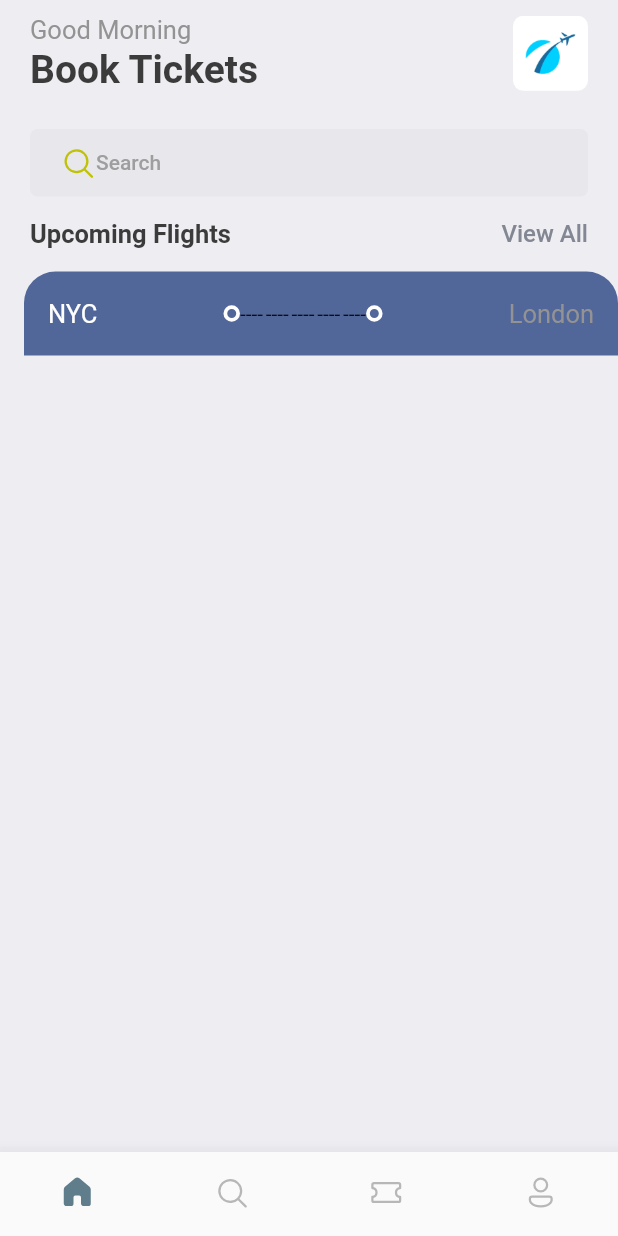
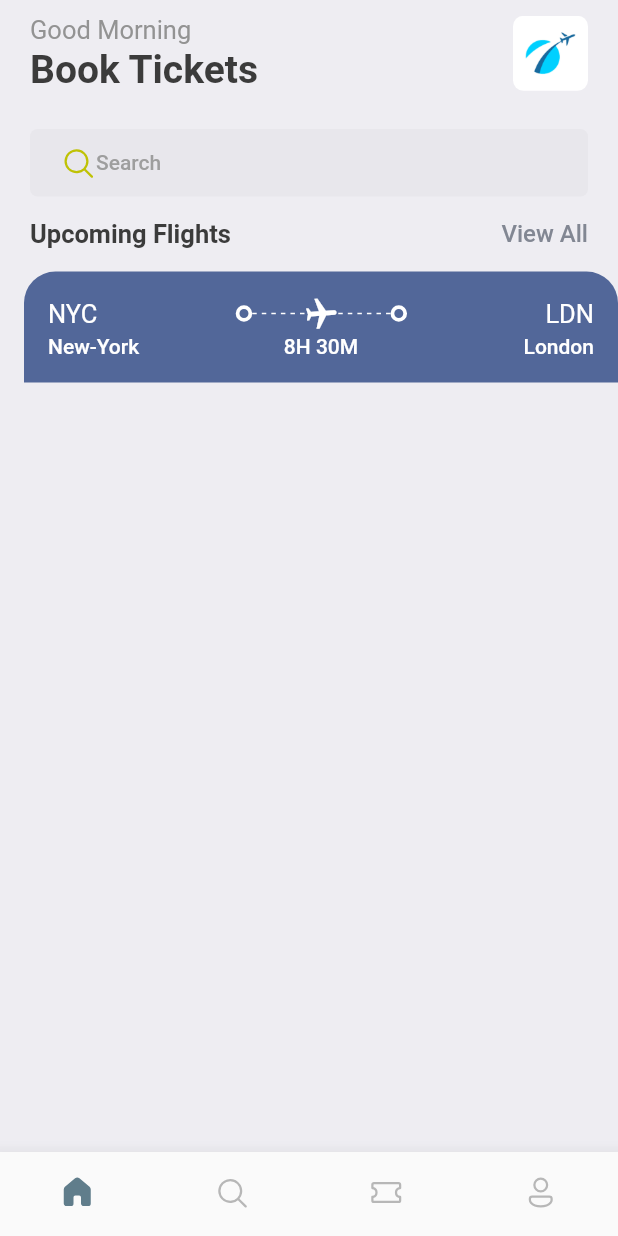
Before and after one commit to Abinnnn/ticketingApp_flutter, a Flutter app: the screen it shows after launch, on a phone screen of 412 x 824 dp. Run offline on Flutter 3.47's test engine with Material 2 defaults, Android fonts, the phone set to English and light mode, and no system bars; our stand-ins replace fluentui_icons, gap.

Commit message:
ticketing view #2

```diff
--- a/lib/screens/ticket_view.dart
+++ b/lib/screens/ticket_view.dart
@@ -2,6 +2,7 @@ import 'package:flutter/cupertino.dart';
 import 'package:flutter/material.dart';
 import 'package:flutter/src/foundation/key.dart';
 import 'package:flutter/src/widgets/framework.dart';
+import 'package:gap/gap.dart';
 import 'package:ticketing_app/utils/app_layout.dart';
 import 'package:ticketing_app/widgets/thick_container.dart';
 
@@ -39,25 +40,70 @@ class TicketView extends StatelessWidget {
                       Expanded(child: Container()),
                       ThickContainer(),
                       Expanded(
-                          child: SizedBox(
+                          child: Stack(children: [
+                        Center(
+                          child: Transform.rotate(
+                            angle: 1.5,
+                            child:
+                                Icon(Icons.local_airport, color: Colors.white),
+                          ),
+                        ),
+                        SizedBox(
                           height: 24,
                           child: LayoutBuilder(
                             builder: (BuildContext context,
                                 BoxConstraints constraints) {
+                              print(
+                                  "The Width is constraints.constrainWidth()");
                               return Flex(
                                   direction: Axis.horizontal,
                                   mainAxisAlignment:
                                       MainAxisAlignment.spaceBetween,
-                                children:
-                                    List.generate(5, (index) => Text("----")));
+                                  mainAxisSize: MainAxisSize.max,
+                                  children: List.generate(
+                                      (constraints.constrainWidth() / 6)
+                                          .floor(),
+                                      (index) => SizedBox(
+                                            width: 3,
+                                            height: 1,
+                                            child: DecoratedBox(
+                                                decoration: BoxDecoration(
+                                                    color: Colors.white)),
+                                          )));
                             },
                           ),
-                      )),
+                        ),
+                      ])),
                       ThickContainer(),
                       const Spacer(),
-                      Text("London", style: Styles.headLineStyle3),
+                      Text(
+                        "LDN",
+                        style: Styles.headLineStyle3.copyWith(
+                          color: Colors.white,
+                        ),
+                      ),
                     ],
                   ),
+                  const Gap(2),
+                  Row(
+                    mainAxisAlignment: MainAxisAlignment.spaceBetween,
+                    children: [
+                      SizedBox(
+                          width: 100,
+                          child: Text("New-York",
+                              style: Styles.headLineStyle4
+                                  .copyWith(color: Colors.white))),
+                      Text("8H 30M",
+                          style: Styles.headLineStyle4
+                              .copyWith(color: Colors.white)),
+                      SizedBox(
+                          width: 100,
+                          child: Text("London",
+                              textAlign: TextAlign.end,
+                              style: Styles.headLineStyle4
+                                  .copyWith(color: Colors.white))),
+                    ],
+                  )
                 ],
               )),
         ]),
```
Lines whose indentation alone changed are shown as unchanged.
